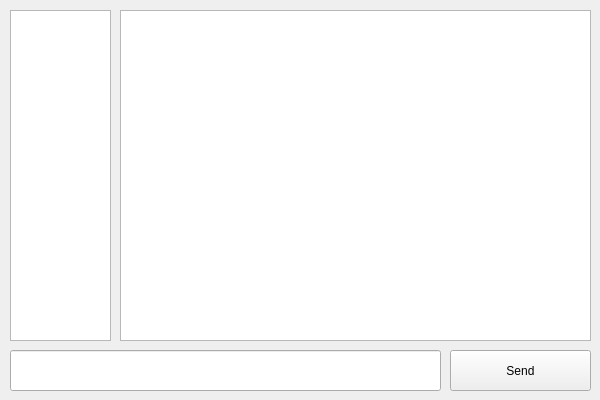
This is vldrChatQt/vldrChatQt.ui in vldr/VLDRChat as Qt 5 draws it before an edit. The edited form follows.
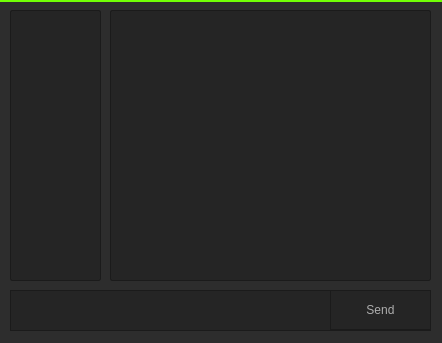
This is the edited form.

What changed in the file:
```diff
--- a/vldrChatQt/vldrChatQt.ui
+++ b/vldrChatQt/vldrChatQt.ui
@@ -6,33 +6,65 @@
    <rect>
     <x>0</x>
     <y>0</y>
-    <width>600</width>
-    <height>400</height>
+    <width>442</width>
+    <height>343</height>
    </rect>
   </property>
   <property name="windowTitle">
    <string>vldrChatQt</string>
   </property>
   <widget class="QWidget" name="centralWidget">
+   <property name="styleSheet">
+    <string notr="true">
+QWidget {
+	background-color:rgb(45, 45, 45);
+	
+}</string>
+   </property>
    <widget class="QListWidget" name="usersList">
     <property name="geometry">
      <rect>
       <x>10</x>
       <y>10</y>
-      <width>101</width>
-      <height>331</height>
+      <width>91</width>
+      <height>271</height>
      </rect>
     </property>
+    <property name="autoFillBackground">
+     <bool>false</bool>
+    </property>
+    <property name="styleSheet">
+     <string notr="true">border:1px solid rgb(27, 27, 27);
+
+background-color:rgb(37, 37, 37);
+color:white;
+border-radius:2px;</string>
+    </property>
    </widget>
    <widget class="QPlainTextEdit" name="chatBox">
     <property name="geometry">
      <rect>
-      <x>120</x>
+      <x>110</x>
       <y>10</y>
-      <width>471</width>
-      <height>331</height>
+      <width>321</width>
+      <height>271</height>
      </rect>
     </property>
+    <property name="sizePolicy">
+     <sizepolicy hsizetype="Maximum" vsizetype="Maximum">
+      <horstretch>0</horstretch>
+      <verstretch>0</verstretch>
+     </sizepolicy>
+    </property>
+    <property name="styleSheet">
+     <string notr="true">QPlainTextEdit {
+border:1px solid rgb(27, 27, 27);
+
+background-color:rgb(37, 37, 37);
+color:white;
+border-radius:2px;
+}</string>
+    </property>
     <property name="readOnly">
      <bool>true</bool>
     </property>
@@ -41,25 +73,69 @@
     <property name="geometry">
      <rect>
       <x>10</x>
-      <y>350</y>
-      <width>431</width>
+      <y>290</y>
+      <width>321</width>
       <height>41</height>
      </rect>
     </property>
+    <property name="styleSheet">
+     <string notr="true">border:1px solid rgb(27, 27, 27);
+
+background-color:rgb(37, 37, 37);
+color:white;
+border-radius-right:2px;
+padding:5px;
+font-size:18px;</string>
+    </property>
    </widget>
    <widget class="QPushButton" name="sendButton">
     <property name="geometry">
      <rect>
-      <x>450</x>
-      <y>350</y>
-      <width>141</width>
+      <x>330</x>
+      <y>290</y>
+      <width>101</width>
       <height>41</height>
      </rect>
     </property>
+    <property name="styleSheet">
+     <string notr="true">QPushButton {
+border:1px solid rgb(27, 27, 27);
+border-bottom:2px solid rgb(27, 27, 27);
+
+background-color:rgb(37, 37, 37);
+color:rgb(173, 173, 173);
+}
+
+QPushButton:hover {
+	color:white;
+}
+
+QPushButton:pressed {
+	border-bottom:0px solid gray;
+}</string>
+    </property>
     <property name="text">
      <string>Send</string>
     </property>
    </widget>
+   <widget class="QWidget" name="widget" native="true">
+    <property name="geometry">
+     <rect>
+      <x>-10</x>
+      <y>0</y>
+      <width>461</width>
+      <height>20</height>
+     </rect>
+    </property>
+    <property name="styleSheet">
+     <string notr="true">border-top:2px solid rgb(113, 255, 5);</string>
+    </property>
+   </widget>
+   <zorder>widget</zorder>
+   <zorder>usersList</zorder>
+   <zorder>chatBox</zorder>
+   <zorder>messageBox</zorder>
+   <zorder>sendButton</zorder>
   </widget>
  </widget>
  <layoutdefault spacing="6" margin="11"/>
```
